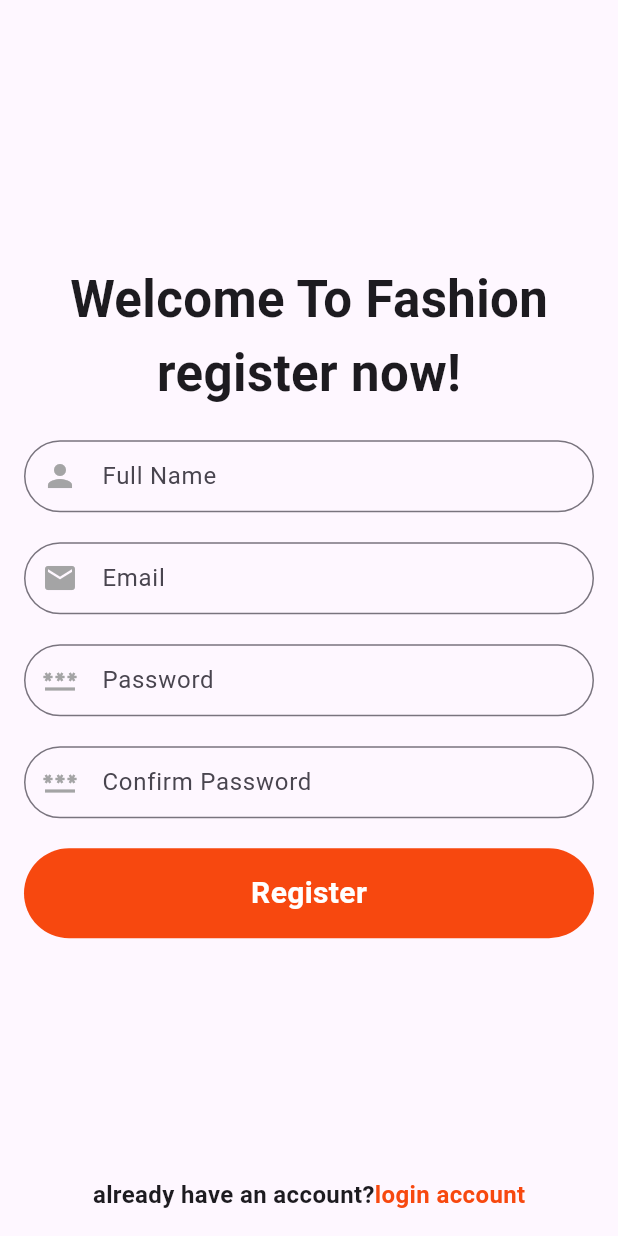
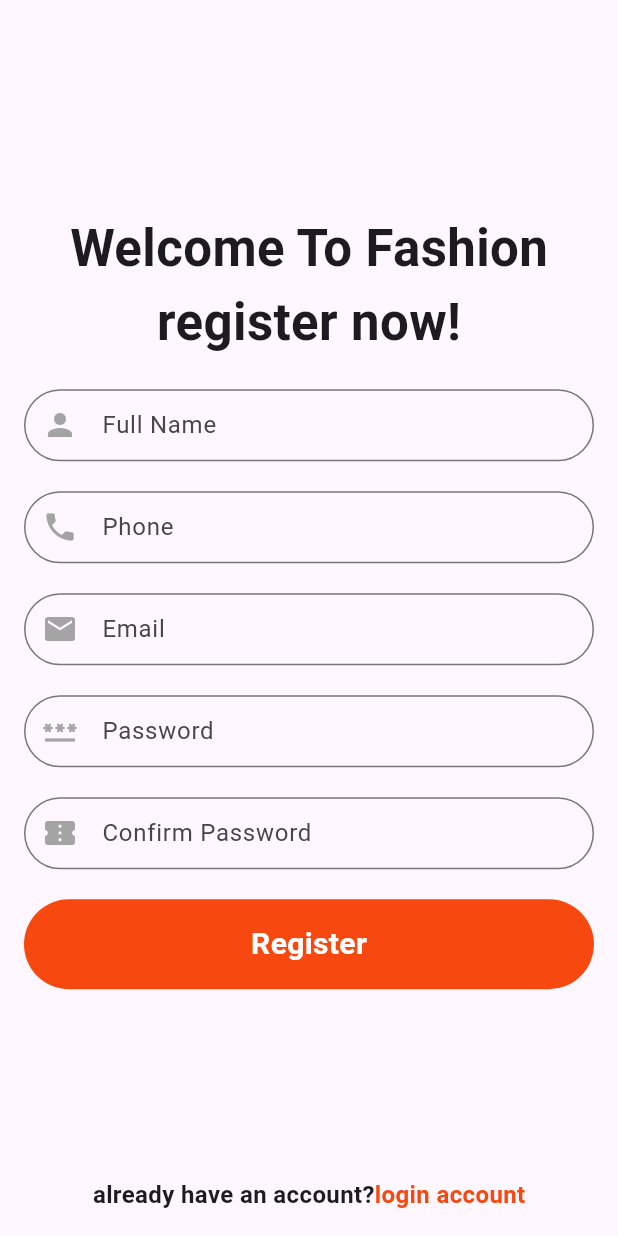
Before and after one commit to dinaadel11/E-commerce-app, a Flutter app: the RegisterView screen opened by its route, on a phone screen of 412 x 824 dp. Run offline on Flutter 3.47's test engine with Material 3 defaults, Android fonts, the phone set to English and light mode, and no system bars; our stand-ins replace device_preview, firebase_core, go_router; accounts and stored records are empty.

```diff
--- a/lib/featuer/presention/views/login&signup_view/register_view.dart
+++ b/lib/featuer/presention/views/login&signup_view/register_view.dart
@@ -5,13 +5,15 @@ import 'package:newsapp/featuer/presention/views/widget/custom_button.dart';
 import 'package:newsapp/featuer/presention/views/widget/custom_text_field.dart';
 
 class RegisterView extends StatelessWidget {
-  const RegisterView({super.key});
-
+  RegisterView({super.key});
+  GlobalKey<FormState> formkey = GlobalKey();
   @override
   Widget build(BuildContext context) {
     return Scaffold(
       body: Padding(
         padding: const EdgeInsets.all(16),
+        child: Form(
+          key: formkey,
           child: Column(
             mainAxisAlignment: MainAxisAlignment.center,
             children: [
@@ -37,6 +39,13 @@ class RegisterView extends StatelessWidget {
                 height: 20,
               ),
               CustomTextField(
+                label_Text: 'Phone',
+                iconpref: Icons.phone,
+              ),
+              const SizedBox(
+                height: 20,
+              ),
+              CustomTextField(
                 label_Text: 'Email',
                 iconpref: Icons.email,
               ),
@@ -52,13 +61,18 @@ class RegisterView extends StatelessWidget {
               ),
               CustomTextField(
                 label_Text: 'Confirm Password',
-              iconpref: Icons.password,
+                iconpref: Icons.confirmation_number,
               ),
               const SizedBox(
                 height: 20,
               ),
-            const CustomButton(
+              CustomButton(
                 titelButton: 'Register',
+                ontap: () {
+                  if (formkey.currentState!.validate()) {
+                    context.go('/LogInView');
+                  }
+                },
               ),
               const Spacer(
                 flex: 1,
@@ -85,6 +99,7 @@ class RegisterView extends StatelessWidget {
             ],
           ),
         ),
+      ),
     );
   }
 }
--- a/lib/featuer/presention/views/widget/custom_button.dart
+++ b/lib/featuer/presention/views/widget/custom_button.dart
@@ -2,12 +2,14 @@ import 'package:flutter/material.dart';
 import 'package:newsapp/constan.dart';
 
 class CustomButton extends StatelessWidget {
-  const CustomButton({super.key, required this.titelButton});
+  CustomButton({super.key, required this.titelButton, this.ontap});
   final String titelButton;
-
+  void Function()? ontap;
   @override
   Widget build(BuildContext context) {
-    return Container(
+    return GestureDetector(
+      onTap: ontap,
+      child: Container(
         width: double.infinity,
         height: 60,
         decoration: BoxDecoration(
@@ -20,6 +22,7 @@ class CustomButton extends StatelessWidget {
           style: TextStyle(
               color: Colors.white, fontSize: 20, fontWeight: FontWeight.bold),
         )),
+      ),
     );
   }
 }
--- a/lib/featuer/presention/views/widget/custom_text_field.dart
+++ b/lib/featuer/presention/views/widget/custom_text_field.dart
@@ -12,6 +12,11 @@ class CustomTextField extends StatelessWidget {
   @override
   Widget build(BuildContext context) {
     return TextFormField(
+      validator: (value) {
+        if (value!.isEmpty) {
+          return 'this Field is required';
+        }
+      },
       decoration: InputDecoration(
           contentPadding: EdgeInsets.all(12),
           prefixIcon: Icon(
@@ -21,13 +26,13 @@ class CustomTextField extends StatelessWidget {
           label: Text('$label_Text'),
           border: OutlineInputBorder(
             borderRadius: BorderRadius.circular(32),
-            borderSide: BorderSide(
+            borderSide: const BorderSide(
               color: Color(0xff6E6E6E),
             ),
           ),
           focusedBorder: OutlineInputBorder(
             borderRadius: BorderRadius.circular(32),
-            borderSide: BorderSide(
+            borderSide: const BorderSide(
               color: Color(0xff6E6E6E),
             ),
           )),
```
Also changed, not shown: lib/featuer/presention/views/login&signup_view/login.dart (+11 -3 lines). Lines whose indentation alone changed are shown as unchanged.
